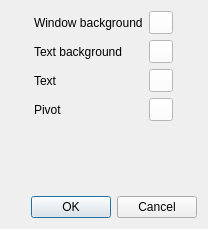
VioletGiraffe/FasterThanSight, file app/src/styling/ccolorsdialog.ui: the form before one commit.
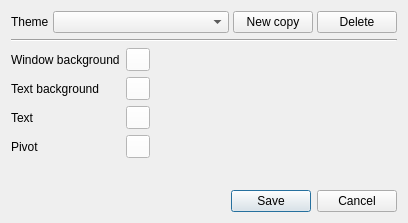
The form after the commit.

What changed in the file:
```diff
--- a/app/src/styling/ccolorsdialog.ui
+++ b/app/src/styling/ccolorsdialog.ui
@@ -6,8 +6,8 @@
    <rect>
     <x>0</x>
     <y>0</y>
-    <width>208</width>
-    <height>229</height>
+    <width>408</width>
+    <height>223</height>
    </rect>
   </property>
   <property name="windowTitle">
@@ -15,22 +15,45 @@
   </property>
   <layout class="QVBoxLayout" name="verticalLayout">
    <item>
-    <layout class="QHBoxLayout" name="horizontalLayout">
+    <layout class="QHBoxLayout" name="horizontalLayout" stretch="0,1,0,0">
+     <property name="spacing">
+      <number>4</number>
+     </property>
      <item>
-      <spacer name="horizontalSpacer">
+      <widget class="QLabel" name="label_5">
+       <property name="text">
+        <string>Theme</string>
+       </property>
+      </widget>
+     </item>
+     <item>
+      <widget class="QComboBox" name="_cbTheme"/>
+     </item>
+     <item>
+      <widget class="QPushButton" name="_btnCopy">
+       <property name="text">
+        <string>New copy</string>
+       </property>
+      </widget>
+     </item>
+     <item>
+      <widget class="QPushButton" name="_btnDelete">
+       <property name="text">
+        <string>Delete</string>
+       </property>
+      </widget>
+     </item>
+    </layout>
+   </item>
+   <item>
+    <widget class="Line" name="line">
        <property name="orientation">
         <enum>Qt::Horizontal</enum>
        </property>
-       <property name="sizeHint" stdset="0">
-        <size>
-         <width>40</width>
-         <height>20</height>
-        </size>
-       </property>
-      </spacer>
+    </widget>
      </item>
      <item>
-      <layout class="QGridLayout" name="gridLayout">
+    <layout class="QFormLayout" name="formLayout">
        <item row="0" column="0">
         <widget class="QLabel" name="label">
          <property name="text">
@@ -102,21 +125,6 @@
       </layout>
      </item>
      <item>
-      <spacer name="horizontalSpacer_2">
-       <property name="orientation">
-        <enum>Qt::Horizontal</enum>
-       </property>
-       <property name="sizeHint" stdset="0">
-        <size>
-         <width>40</width>
-         <height>20</height>
-        </size>
-       </property>
-      </spacer>
-     </item>
-    </layout>
-   </item>
-   <item>
     <spacer name="verticalSpacer">
      <property name="orientation">
       <enum>Qt::Vertical</enum>
@@ -132,7 +140,7 @@
    <item>
     <widget class="QDialogButtonBox" name="buttonBox">
      <property name="standardButtons">
-      <set>QDialogButtonBox::Cancel|QDialogButtonBox::Ok</set>
+      <set>QDialogButtonBox::Cancel|QDialogButtonBox::Save</set>
      </property>
     </widget>
    </item>
```
Lines whose indentation alone changed are shown as unchanged.
